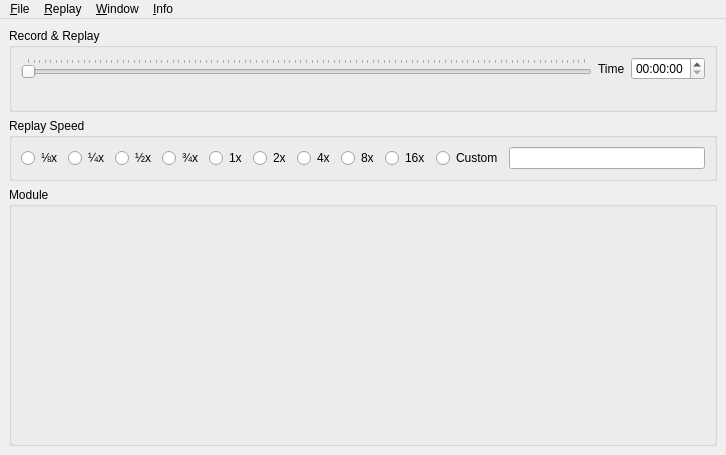
till213/SkyDolly, file src/UserInterface/src/MainWindow.ui: the form before one commit.
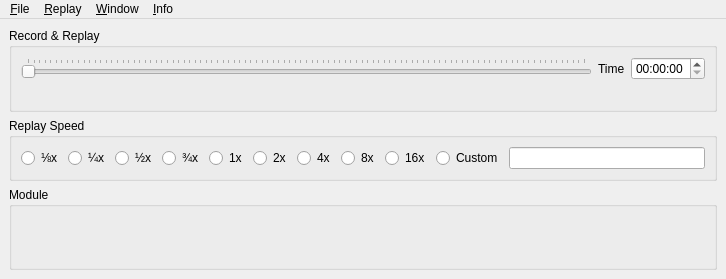
The form after the commit. Icons and pictures are not drawn.

Commit message: Add "show minimal UI" action

Diff of the .ui file:
```diff
--- a/src/UserInterface/src/MainWindow.ui
+++ b/src/UserInterface/src/MainWindow.ui
@@ -7,7 +7,7 @@
     <x>0</x>
     <y>0</y>
     <width>726</width>
-    <height>455</height>
+    <height>279</height>
    </rect>
   </property>
   <property name="windowTitle">
```
Left out of the diff: 12 changed lines with no effect on the pictures. The commit also changes 3 other files.
